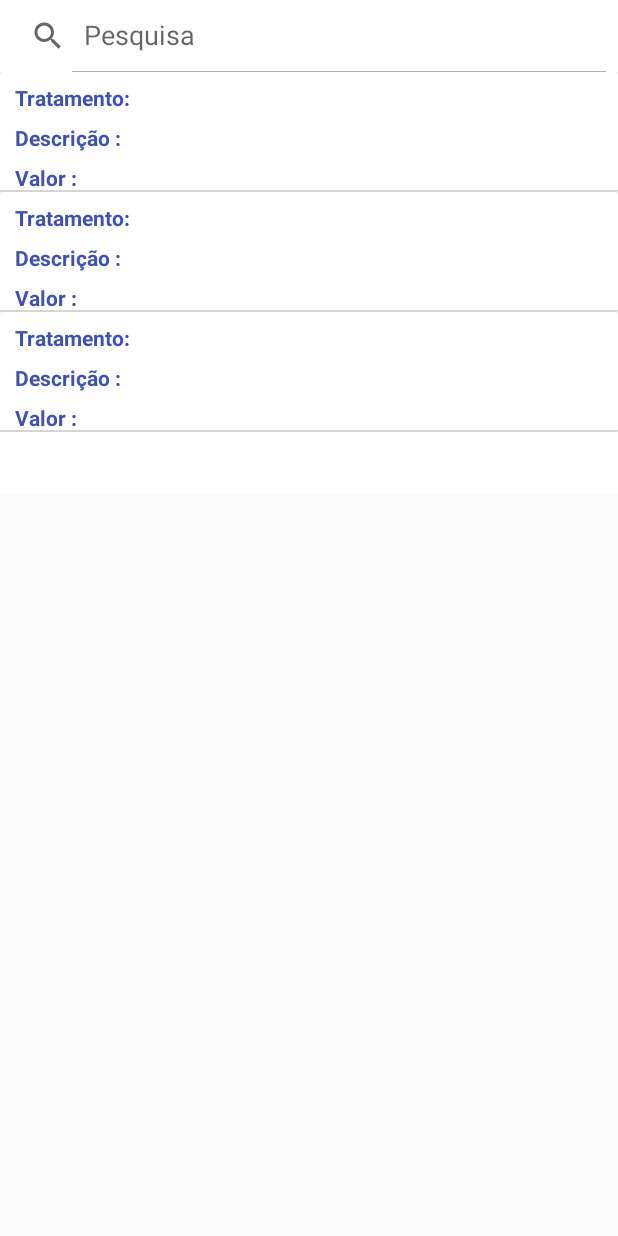
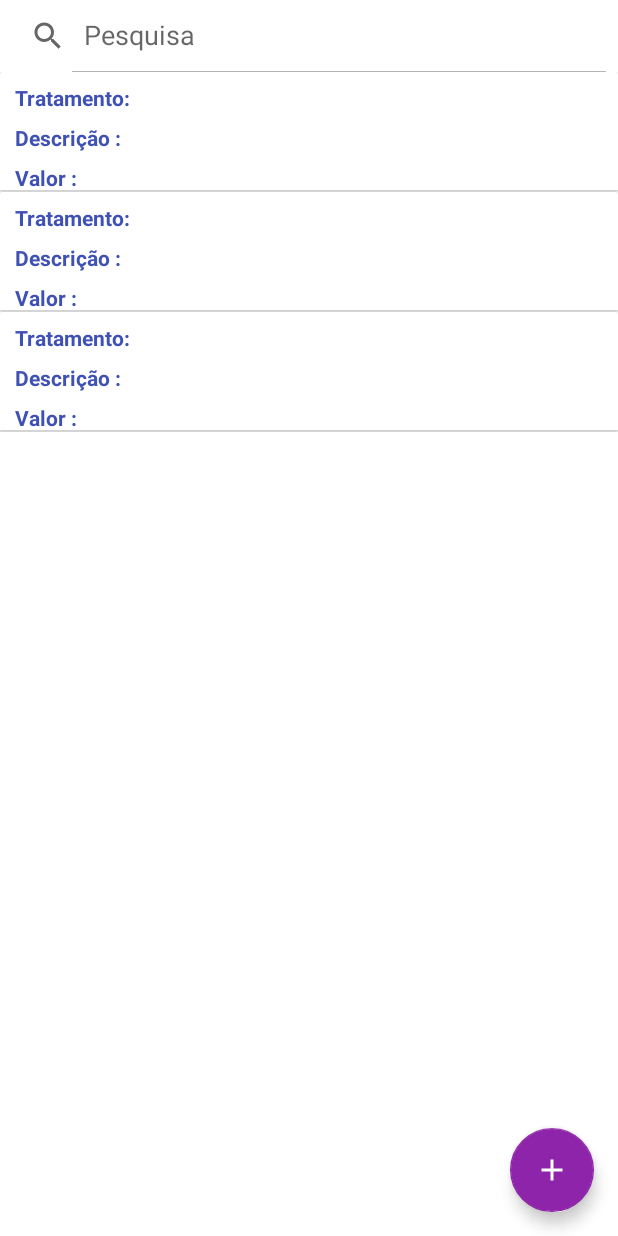
Before and after one commit to TobiasAndre/CapstoneStage2, an Android app: the layout activity_treatment_list.xml on its own in the app's theme, with its tools: preview values and no code run, on a phone screen of 412 x 824 dp. Run offline under Robolectric (Android 15) with nearby library versions, the phone set to English and light mode, and no system bars.

Commit message:
* change widget service * add floatbutton on custom list activity and treatment activity

```diff
--- a/app/src/main/AndroidManifest.xml
+++ b/app/src/main/AndroidManifest.xml
@@ -52,7 +52,9 @@
                 android:resource="@xml/widget_info" />
         </receiver>
 
-        <service android:name=".widget.UpdateWidgetService"/>
+        <service android:name=".widget.UpdateWidgetService"
+            android:exported="false"
+            android:permission="android.permission.BIND_REMOTEVIEWS" />
 
         <activity
             android:name=".ui.LoginActivity"
--- a/app/src/main/java/com/tobiasandre/goestetica/sync/SyncService.java
+++ b/app/src/main/java/com/tobiasandre/goestetica/sync/SyncService.java
@@ -41,7 +41,7 @@ public class SyncService extends IntentService {
     protected void onHandleIntent(Intent intent) {
 
         SharedPreferences sharedPreferences = PreferenceManager.getDefaultSharedPreferences(this);
-        final String serverAddress = sharedPreferences.getString(SERVER_ADDRESS,"http://192.168.0.105");
+        final String serverAddress = sharedPreferences.getString(SERVER_ADDRESS,"http://104.131.124.95");
         final String serverPort = sharedPreferences.getString(SERVER_PORT,"18080");
 
         final ResultReceiver receiver = intent.getParcelableExtra("receiver");
--- a/app/src/main/res/layout/activity_treatment_list.xml
+++ b/app/src/main/res/layout/activity_treatment_list.xml
@@ -1,12 +1,17 @@
 <?xml version="1.0" encoding="utf-8"?>
-<LinearLayout xmlns:android="http://schemas.android.com/apk/res/android"
+<android.support.design.widget.CoordinatorLayout xmlns:android="http://schemas.android.com/apk/res/android"
     xmlns:app="http://schemas.android.com/apk/res-auto"
     xmlns:tools="http://schemas.android.com/tools"
     android:layout_width="match_parent"
-    android:layout_height="wrap_content"
-    android:orientation="vertical"
+    android:layout_height="match_parent"
     android:background="@color/white"
     tools:context="com.tobiasandre.goestetica.ui.TreatmentListActivity">
+
+    <LinearLayout android:layout_width="match_parent"
+        android:layout_height="wrap_content"
+        android:orientation="vertical"
+        android:background="@color/white">
+
 
     <android.support.v7.widget.SearchView
         android:layout_width="match_parent"
@@ -27,7 +32,9 @@
             app:layoutManager="LinearLayoutManager"
             tools:listitem="@layout/item_treatment">
 
+
         </android.support.v7.widget.RecyclerView>
+
 
     </ScrollView>
 
@@ -38,4 +45,16 @@
         android:layout_gravity="center"
         android:visibility="invisible" />
 
-</LinearLayout>
+    </LinearLayout>
+
+    <android.support.design.widget.FloatingActionButton
+        android:id="@+id/fab_add_treatment"
+        android:layout_width="match_parent"
+        android:layout_height="wrap_content"
+        android:layout_gravity="bottom|end"
+        android:layout_margin="@dimen/fab_margin"
+        android:clickable="true"
+        android:src="@drawable/ic_add_24dp"
+        app:backgroundTint="@color/colorPrimary" />
+
+</android.support.design.widget.CoordinatorLayout>
--- a/app/src/main/res/xml/widget_info.xml
+++ b/app/src/main/res/xml/widget_info.xml
@@ -1,7 +1,7 @@
 <?xml version="1.0" encoding="utf-8"?>
 <appwidget-provider
     xmlns:android="http://schemas.android.com/apk/res/android"
-    android:minWidth="400dp"
+    android:minWidth="300dp"
     android:minHeight="100dp"
     android:updatePeriodMillis="1800000"
     android:initialLayout="@layout/widget_layout"
```
Also changed, not shown: app/src/main/java/com/tobiasandre/goestetica/ui/CustomerListActivity.java (+11 -0 lines), app/src/main/java/com/tobiasandre/goestetica/ui/TreatmentListActivity.java (+11 -0 lines), app/src/main/java/com/tobiasandre/goestetica/widget/GoEsteticaWidgetProvider.java (+27 -3 lines), app/src/main/java/com/tobiasandre/goestetica/widget/UpdateWidgetService.java (+70 -3 lines), app/src/main/res/layout/activity_customer_list.xml (+21 -3 lines).
